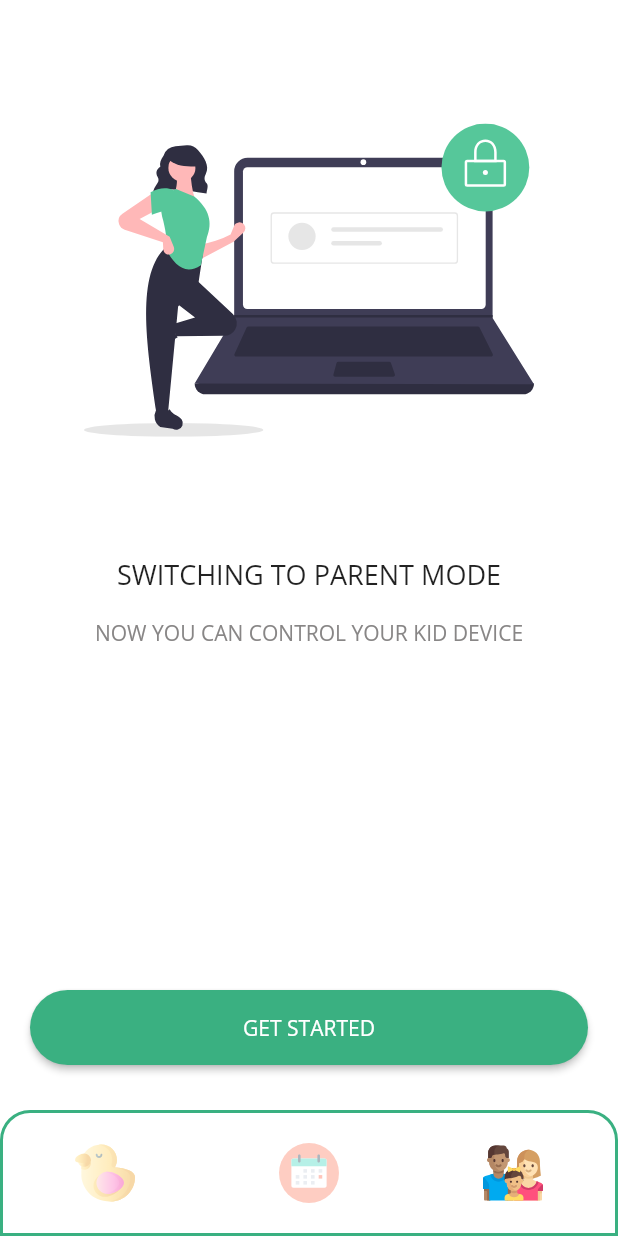
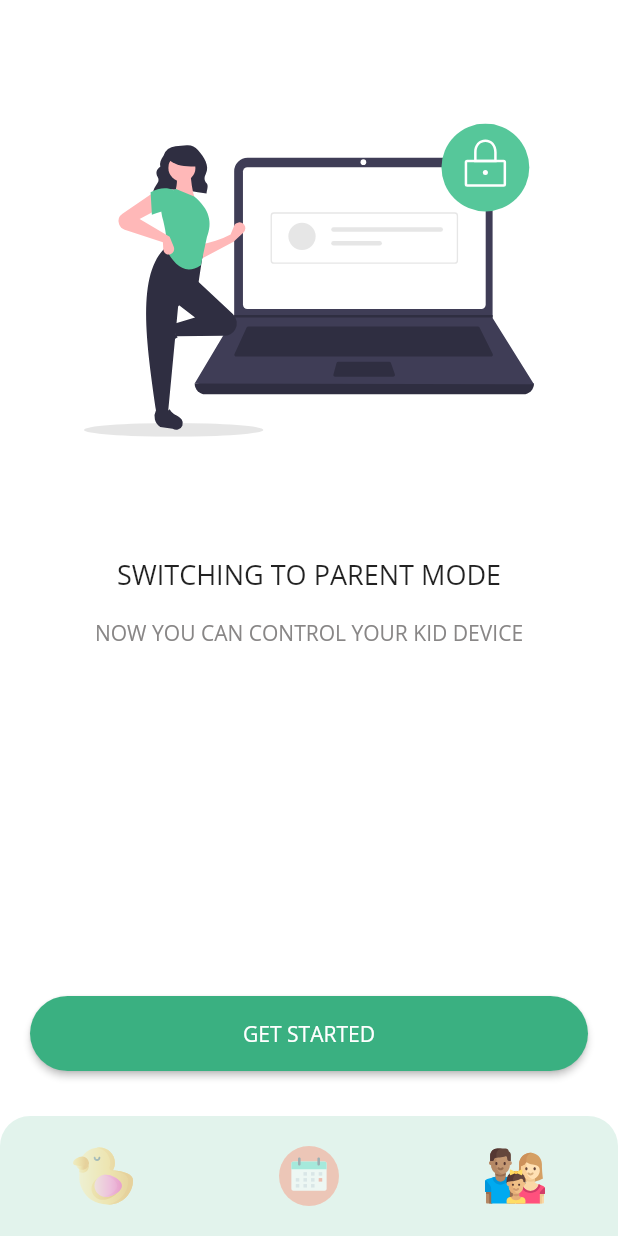
Before and after one commit to anhnd180399/Kid_Management, a Flutter app: the screen it shows after launch, item 3 of the bottom bar chosen, on a phone screen of 412 x 824 dp. Run offline on Flutter 3.47's test engine with Material 2 defaults, Android fonts, the phone set to English and light mode, and no system bars; our stand-ins replace firebase_auth, firebase_core, flutter_datetime_picker, flutter_svg, fluttertoast, percent_indicator and 2 more; missing offline and left inert: device_apps, regexpattern; accounts and stored records are empty; project files that could hold a hidden picture were left out.

Commit message:
Updated Children Screen

```diff
--- a/lib/src/ui/children_screens/children_screen.dart
+++ b/lib/src/ui/children_screens/children_screen.dart
@@ -23,18 +23,22 @@ class _ChildrenScreenState extends State<ChildrenScreen> {
     return Scaffold(
       backgroundColor: Colors.white,
       body: SafeArea(
-        child: Container(
-          child: _pages[_currentPageIndex],
+        child: WillPopScope(
+          onWillPop: () {},
+          child: Container(
+            child: _pages[_currentPageIndex],
+          ),
         ),
       ),
       // Bottom nav bar
       bottomNavigationBar: Container(
         decoration: BoxDecoration(
-            border: Border.all(color: AppColor.mainColor, width: 2.0),
+          color: AppColor.mainColor.withOpacity(0.15),
             borderRadius: BorderRadius.only(
               topLeft: Radius.circular(20.0),
               topRight: Radius.circular(20.0),
-            )),
+            ),
+            ),
         padding: EdgeInsets.symmetric(vertical: 20.0),
         child: SafeArea(
           child: Row(
```
